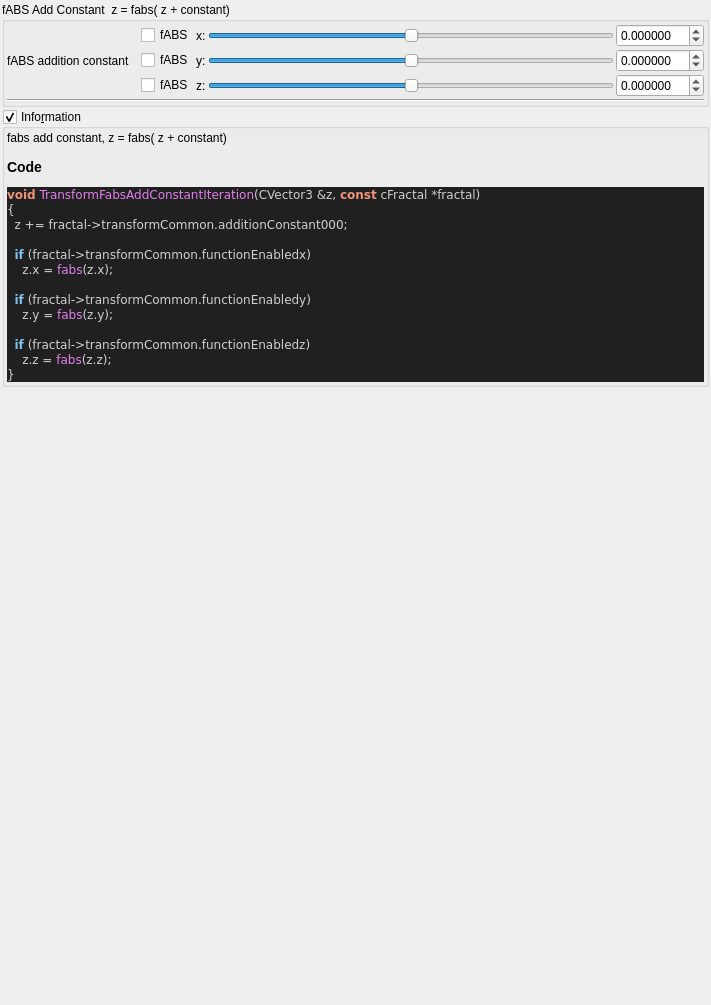
Above: mandelbulber2/qt_data/fractal_transf_fabs_add_constant.ui from buddhi1980/mandelbulber2 before the change. Below: the same form after it.
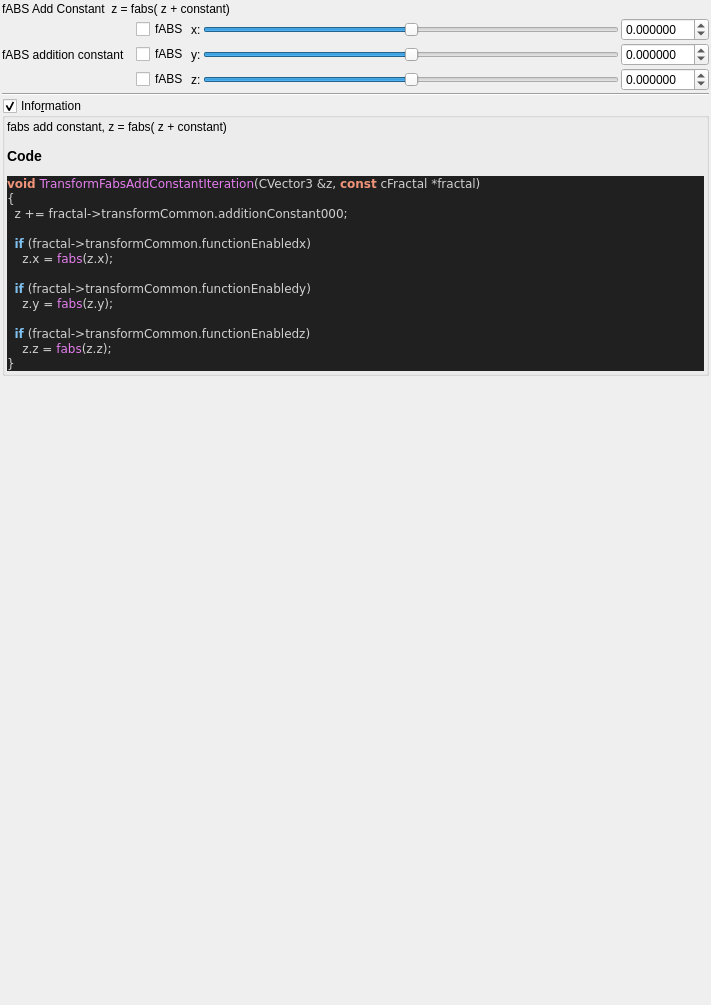
That is the form after the change. Custom widgets are drawn as their Qt base class.

Patch:
```diff
--- a/mandelbulber2/qt_data/fractal_transf_fabs_add_constant.ui
+++ b/mandelbulber2/qt_data/fractal_transf_fabs_add_constant.ui
@@ -30,29 +30,12 @@
     <number>2</number>
    </property>
    <item>
-    <widget class="QGroupBox" name="groupBox">
-     <property name="title">
+    <widget class="QLabel" name="label_26">
+     <property name="text">
       <string>fABS Add Constant  z = fabs( z + constant)</string>
      </property>
-     <property name="checkable">
-      <bool>false</bool>
-     </property>
-     <layout class="QVBoxLayout" name="verticalLayout_3" stretch="0,0">
-      <property name="spacing">
-       <number>2</number>
-      </property>
-      <property name="leftMargin">
-       <number>2</number>
-      </property>
-      <property name="topMargin">
-       <number>2</number>
-      </property>
-      <property name="rightMargin">
-       <number>2</number>
-      </property>
-      <property name="bottomMargin">
-       <number>2</number>
-      </property>
+    </widget>
+   </item>
       <item>
        <layout class="QGridLayout" name="gridLayout_4">
         <property name="spacing">
@@ -261,9 +244,6 @@
         <property name="orientation">
          <enum>Qt::Horizontal</enum>
         </property>
-       </widget>
-      </item>
-     </layout>
     </widget>
    </item>
    <item>
```
Lines whose indentation alone changed are shown as unchanged.
